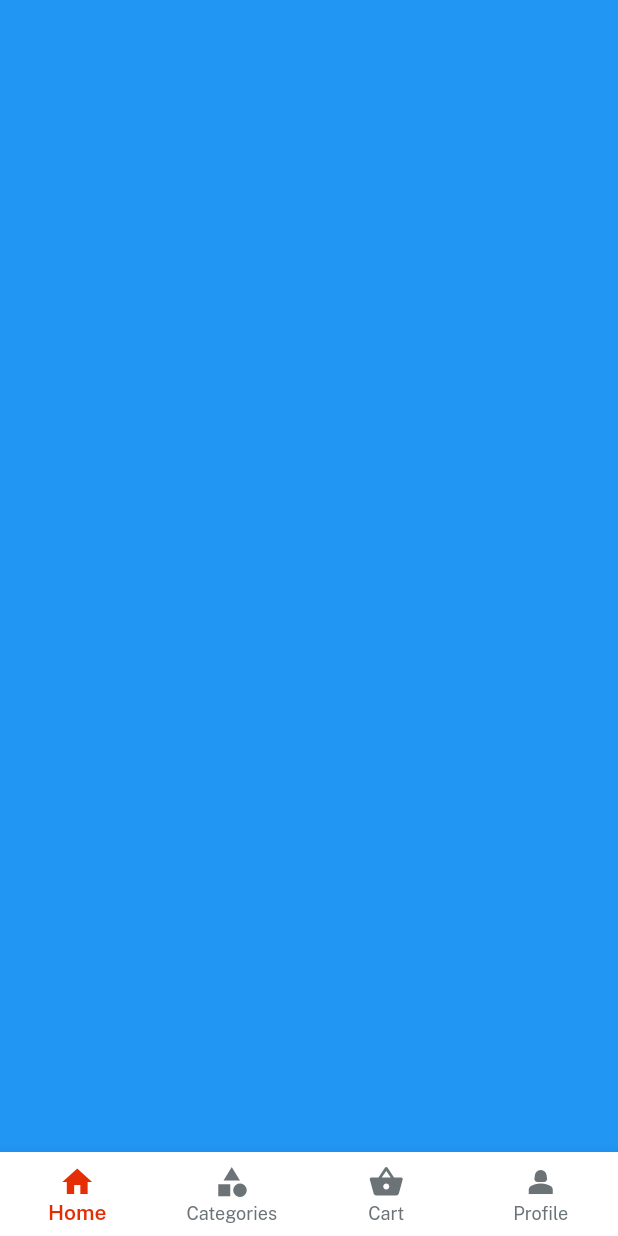
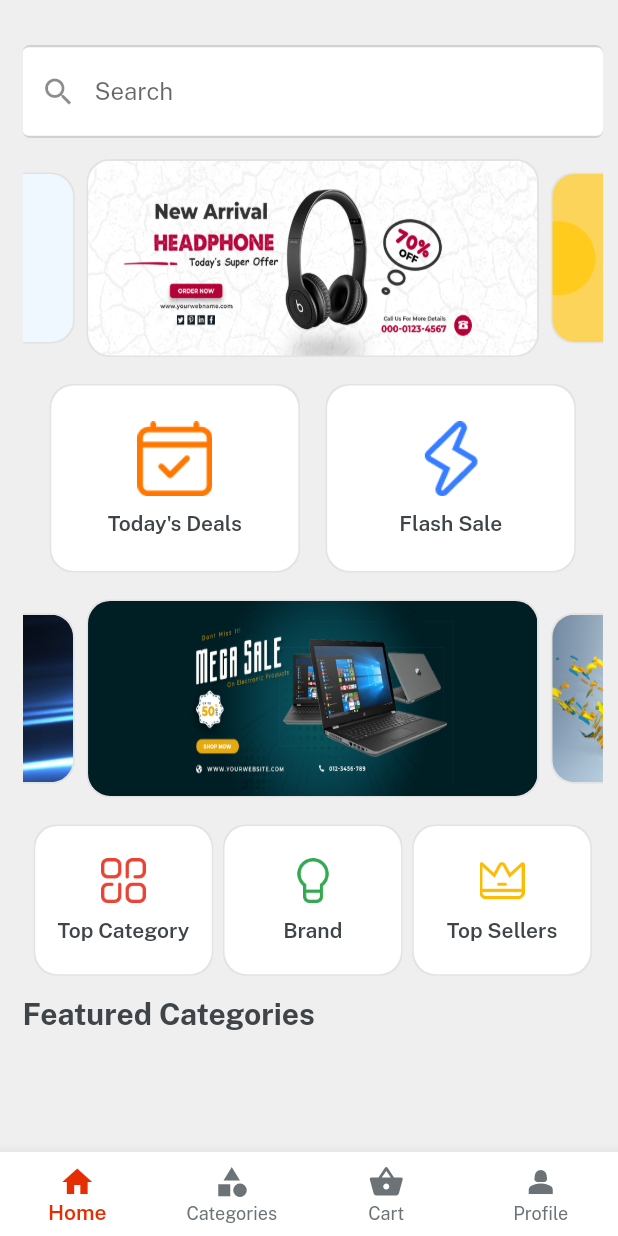
Before and after one commit to sahilsharma17/martbuz_app, a Flutter app: the screen it shows after launch, after a tap on "Log In", on a phone screen of 412 x 824 dp. Run offline on Flutter 3.47's test engine with Material 2 defaults, Android fonts, the phone set to English and light mode, and no system bars; drawn by our look-alikes of velocity_x; our stand-ins replace get.

Commit message:
Home Screen updated 1

```diff
--- a/lib/consts/colors.dart
+++ b/lib/consts/colors.dart
@@ -9,3 +9,9 @@ const Color redColor = Color.fromRGBO(230, 46, 4, 1);
 const Color golden = Color.fromRGBO(255, 168, 0, 1);
 const Color green = Color.fromRGBO(4, 196, 33, 1);
 const Color blue = Color.fromRGBO(47, 47, 221, 1);
+const Color transparent = Colors.transparent;
+const Color grey = Colors.grey;
+const Color black12 = Colors.black12;
+const Color black26 = Colors.black26;
+const Color black45 = Colors.black45;
+const Color black = Colors.black;
--- a/lib/consts/lists.dart
+++ b/lib/consts/lists.dart
@@ -5,3 +5,18 @@ const socialIconList = [
   icGoogleLogo,
   icTwitterLogo,
 ];
+
+// brand slider list
+const sliderbrandList = [
+  imgSlider1,
+  imgSlider2,
+  imgSlider3,
+  imgSlider4,
+];
+
+const sliderbrandList2 = [
+  imgSs1,
+  imgSs2,
+  imgSs3,
+  imgSs4,
+];
--- a/lib/consts/strings.dart
+++ b/lib/consts/strings.dart
@@ -18,3 +18,6 @@ const confirmPassword = "Confirm Password";
 const alreadyHaveAcc = "Already have an account?";
 
 const home = "Home", categories = "Categories", cart = "Cart", profile = "Profile";
+
+const search = "Search Anything", todaydeal = "Today's Deals", topSellers = "Top Sellers", flashSale = "Flash Sale", brand = "Brand", topCategory = "Top Category";
+const featuredCategories = "Featured Categories";
--- a/lib/consts/views/auth_screen/login_screen.dart
+++ b/lib/consts/views/auth_screen/login_screen.dart
@@ -2,7 +2,7 @@ import 'package:get/get.dart';
 import 'package:martbuz_app/consts/consts.dart';
 import 'package:martbuz_app/consts/lists.dart';
 import 'package:martbuz_app/consts/views/auth_screen/signup_screen.dart';
-import 'package:martbuz_app/consts/views/home_screen/home_screen.dart';
+import 'package:martbuz_app/consts/views/home_screen/home.dart';
 
 import 'package:martbuz_app/consts/widgets_common/background_widget.dart';
 import 'package:martbuz_app/consts/widgets_common/button_widget.dart';
@@ -47,7 +47,7 @@ class LoginScreen extends StatelessWidget {
                     ),
                 button(title: login, color: redColor, textColor: whiteColor,
                 onPress: (){
-                  Get.to(() => HomeScreen());
+                  Get.to(() => Home());
                 })
                 .box
                 .width(context.screenWidth - 50)
--- /dev/null
+++ b/lib/consts/views/cart_screen/cart_screen.dart
@@ -0,0 +1,10 @@
+import 'package:flutter/material.dart';
+
+class CartScreen extends StatelessWidget {
+  const CartScreen({super.key});
+
+  @override
+  Widget build(BuildContext context) {
+    return Container(color: Colors.orange,);
+  }
+}
--- /dev/null
+++ b/lib/consts/views/category_screen/category_screen.dart
@@ -0,0 +1,10 @@
+import 'package:flutter/material.dart';
+
+class CategoryScreen extends StatelessWidget {
+  const CategoryScreen({super.key});
+
+  @override
+  Widget build(BuildContext context) {
+    return Container(color: Colors.green,);
+  }
+}
--- /dev/null
+++ b/lib/consts/views/home_screen/home.dart
@@ -0,0 +1,59 @@
+import 'package:get/get.dart';
+import 'package:martbuz_app/consts/consts.dart';
+import 'package:martbuz_app/consts/controllers/home_controller.dart';
+import 'package:martbuz_app/consts/views/cart_screen/cart_screen.dart';
+import 'package:martbuz_app/consts/views/category_screen/category_screen.dart';
+import 'package:martbuz_app/consts/views/home_screen/home_screen.dart';
+import 'package:martbuz_app/consts/views/profile_screen/profile_screen.dart';
+
+class Home extends StatelessWidget {
+  const Home({super.key});
+
+  @override
+  Widget build(BuildContext context) {
+
+    var controller = Get.put(HomeController());
+
+    var navbarItems = [
+      BottomNavigationBarItem(icon: Icon(Icons.home),label: home,),
+      BottomNavigationBarItem(icon: Icon(Icons.category) , label: categories),
+      BottomNavigationBarItem(icon: Icon(Icons.shopping_basket) , label: cart),
+      BottomNavigationBarItem(icon: Icon(Icons.person_2) , label: profile),
+    ];
+
+    var navBody = [
+      HomeScreen(),
+      CategoryScreen(),
+      CartScreen(),
+      ProfileScreen(),
+    ];
+
+    return Scaffold(
+      body: Column(
+        children: [
+          Obx(() => Expanded(
+              child:
+                navBody.elementAt(controller.currentIndex.value),
+            ),
+          ),
+        ],
+      ),
+      bottomNavigationBar:
+      Obx(() =>
+        BottomNavigationBar(
+          currentIndex: controller.currentIndex.value,
+          backgroundColor: whiteColor,
+          selectedItemColor: redColor,
+          unselectedItemColor: fontGrey,
+          selectedLabelStyle: const TextStyle(fontFamily: semibold),
+          type: BottomNavigationBarType.fixed,
+          items: navbarItems,
+          onTap: (value) {
+            controller.currentIndex.value = value;
+          },
+        ),
+      )
+    );
+
+  }
+}
--- a/lib/consts/views/home_screen/home_screen.dart
+++ b/lib/consts/views/home_screen/home_screen.dart
@@ -1,55 +1,122 @@
-import 'package:get/get.dart';
+import 'package:flutter/material.dart';
 import 'package:martbuz_app/consts/consts.dart';
-import 'package:martbuz_app/consts/controllers/home_controller.dart';
+import 'package:martbuz_app/consts/lists.dart';
+import 'package:martbuz_app/consts/widgets_common/home_btns.dart';
+import 'package:martbuz_app/consts/widgets_common/search_bar/search_bar_widget.dart';
 
 class HomeScreen extends StatelessWidget {
   const HomeScreen({super.key});
 
   @override
   Widget build(BuildContext context) {
+    return Container(
+      padding: const EdgeInsets.fromLTRB(15, 10, 10, 10),
+      color: lightGrey,
+      width: context.screenWidth,
+      height: context.screenHeight,
+      child: Container(
+        child: Column(
+          children: [
 
-    var controller = Get.put(HomeController());
+            HeightBox(20),
+            MySearchBar(),
+            HeightBox(10),
 
-    var navbarItems = [
-      BottomNavigationBarItem(icon: Icon(Icons.home),label: home,),
-      BottomNavigationBarItem(icon: Icon(Icons.category) , label: categories),
-      BottomNavigationBarItem(icon: Icon(Icons.shopping_basket) , label: cart),
-      BottomNavigationBarItem(icon: Icon(Icons.person_2) , label: profile),
-    ];
+          Expanded(
+            child: SingleChildScrollView(
+              physics: BouncingScrollPhysics(),
+              child: Column(
+                children: [
+                  // swiper
+                VxSwiper.builder(
+                  aspectRatio: 16/9,
+                  autoPlay: true,
+                  enableInfiniteScroll: true,
+                  height: 140,
+                  enlargeCenterPage: true,
+                  autoPlayAnimationDuration: Duration(milliseconds: 500),
+                  itemCount: sliderbrandList.length,
+                  itemBuilder: (context, index) {
+                    return Container(
+                      child: Image.asset(
+                        sliderbrandList[index],
+                        fit: BoxFit.fill,)
+                        .box
+                        .rounded.clip(Clip.antiAlias)
+                        .shadowXs
+                        .margin(const EdgeInsets.all(5))
+                        .make(),
+                    );
+                }),
+                15.heightBox,
 
-    var navBody = [
-      Container(color: Colors.blue),
-      Container(color: Colors.amber),
-      Container(color: Colors.purple),
-      Container(color: Colors.cyan),
-    ];
+                // 2 buttons today's deal, flash sale
+                Row(
+                  mainAxisAlignment: MainAxisAlignment.spaceEvenly,
+                  children: List.generate(2, (index) =>
+                  homeButtons(
+                    height: context.screenHeight * 0.15,
+                    width: context.screenWidth / 2.5,
+                    icon: index == 0 ? icTodaysDeal : icFlashDeal,
+                    title: index == 0 ? todaydeal : flashSale,
+                    iconSize: 50.0,
+                  )),
+                ),
+                15.heightBox,
 
-    return Scaffold(
-      body: Column(
-        children: [
-          Obx(() => Expanded(
-              child:
-                navBody.elementAt(controller.currentIndex.value),
+                // swiper 2
+                VxSwiper.builder(
+                  aspectRatio: 16/9,
+                  autoPlay: true,
+                  enableInfiniteScroll: true,
+                  height: 140,
+                  enlargeCenterPage: true,
+                  autoPlayAnimationDuration: Duration(milliseconds: 500),
+                  itemCount: sliderbrandList2.length,
+                  itemBuilder: (context, index) {
+                    return Container(
+                      child: Image.asset(
+                        sliderbrandList2[index],
+                        fit: BoxFit.fill,)
+                        .box
+                        .rounded.clip(Clip.antiAlias)
+                        .shadowXs
+                        .margin(const EdgeInsets.all(5))
+                        .make(),
+                    );
+                }),
+
+                15.heightBox,
+                // 3 buttons topcategory, brand, topseller
+                Row(
+                  mainAxisAlignment: MainAxisAlignment.spaceEvenly,
+                  children: List.generate(3, (index) =>
+                  homeButtons(
+                    height: context.screenHeight * 0.12,
+                    width: context.screenWidth / 3.5,
+                    icon: index == 0 ? icTopCategories : index == 1 ? icBrands : icTopSeller,
+                    title: index == 0 ? topCategory : index == 1 ? brand : topSellers,
+                    iconSize: 30.0,
+                  )),
+                ),
+                15.heightBox,
+
+                Align(
+                  alignment: Alignment.centerLeft,
+                  child:
+                  featuredCategories
+                  .text.fontFamily(bold)
+                  .size(20)
+                  .color(darkFontGrey)
+                  .make()
+                ),
+                ],
+              ),
             ),
-          ),
-        ],
+          )
+          ]
       ),
-      bottomNavigationBar:
-      Obx(() =>
-        BottomNavigationBar(
-          currentIndex: controller.currentIndex.value,
-          backgroundColor: whiteColor,
-          selectedItemColor: redColor,
-          unselectedItemColor: fontGrey,
-          selectedLabelStyle: const TextStyle(fontFamily: semibold),
-          type: BottomNavigationBarType.fixed,
-          items: navbarItems,
-          onTap: (value) {
-            controller.currentIndex.value = value;
-          },
-        ),
-      )
+    )
     );
-
   }
 }
--- /dev/null
+++ b/lib/consts/views/profile_screen/profile_screen.dart
@@ -0,0 +1,10 @@
+import 'package:flutter/material.dart';
+
+class ProfileScreen extends StatelessWidget {
+  const ProfileScreen({super.key});
+
+  @override
+  Widget build(BuildContext context) {
+    return Container(color: Colors.red,);
+  }
+}
--- /dev/null
+++ b/lib/consts/widgets_common/home_btns.dart
@@ -0,0 +1,12 @@
+import 'package:martbuz_app/consts/consts.dart';
+
+Widget homeButtons({String? title, icon, onPress, width, height, iconSize}) {
+  return Column(
+    mainAxisAlignment: MainAxisAlignment.center,
+    children: [
+      Image.asset(icon, width: iconSize,),
+      10.heightBox,
+      title!.text.fontFamily(semibold).color(darkFontGrey).make(),
+    ],
+  ).box.rounded.white.size(width, height).shadowXs.make();
+}
--- /dev/null
+++ b/lib/consts/widgets_common/search_bar/search_bar_widget.dart
@@ -0,0 +1,30 @@
+import 'package:flutter/material.dart';
+import 'package:martbuz_app/consts/colors.dart';
+
+class MySearchBar extends StatelessWidget {
+  const MySearchBar({Key? key}) : super(key: key);
+
+  @override
+  Widget build(BuildContext context) {
+    return ClipRRect(
+      borderRadius: BorderRadius.circular(5.0),
+      child:
+        Container(
+          alignment: Alignment.center,
+          height: 62,
+          color: textfieldGrey,
+          child: TextFormField(
+            decoration: InputDecoration(
+              hintText: 'Search',
+              prefixIcon: Icon(Icons.search),
+              border: OutlineInputBorder(
+                borderSide: BorderSide.none,
+              ),
+              filled: true,
+              fillColor: whiteColor,
+            ),
+          ),
+        ),
+    );
+  }
+}
--- a/pubspec.yaml
+++ b/pubspec.yaml
@@ -37,6 +37,7 @@ dependencies:
   cupertino_icons: ^1.0.2
   velocity_x: ^4.1.1
   get: ^4.6.5
+  searchbar_animation: any
 
 dev_dependencies:
   flutter_test:
```
Also changed, not shown: pubspec.lock.
